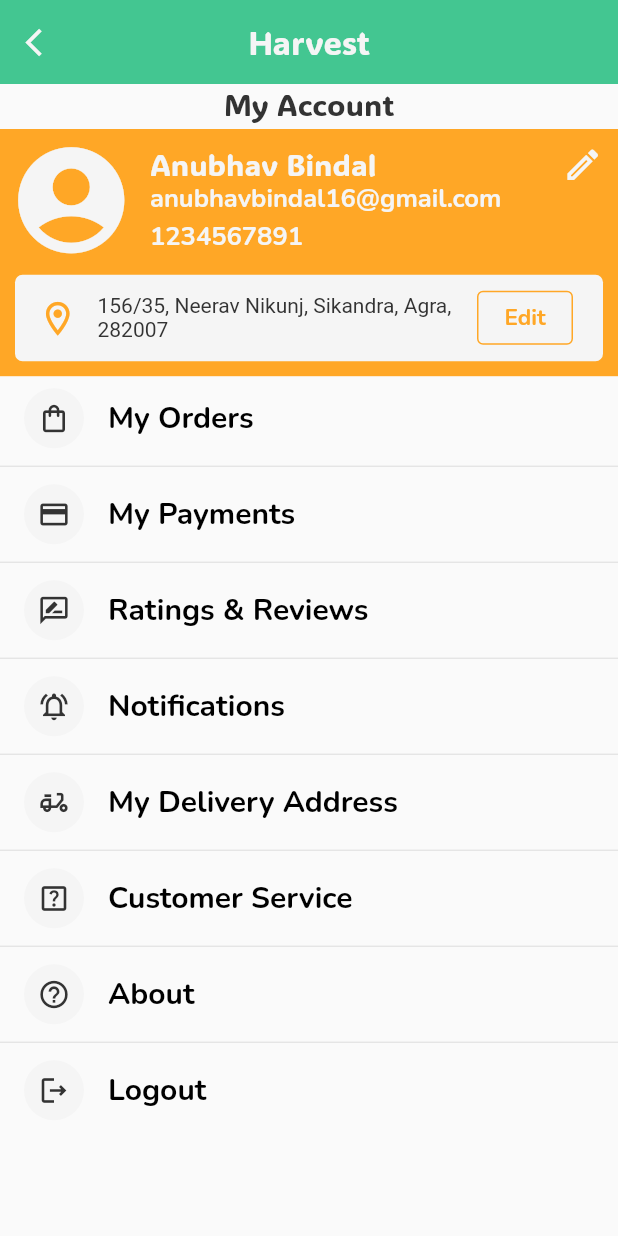
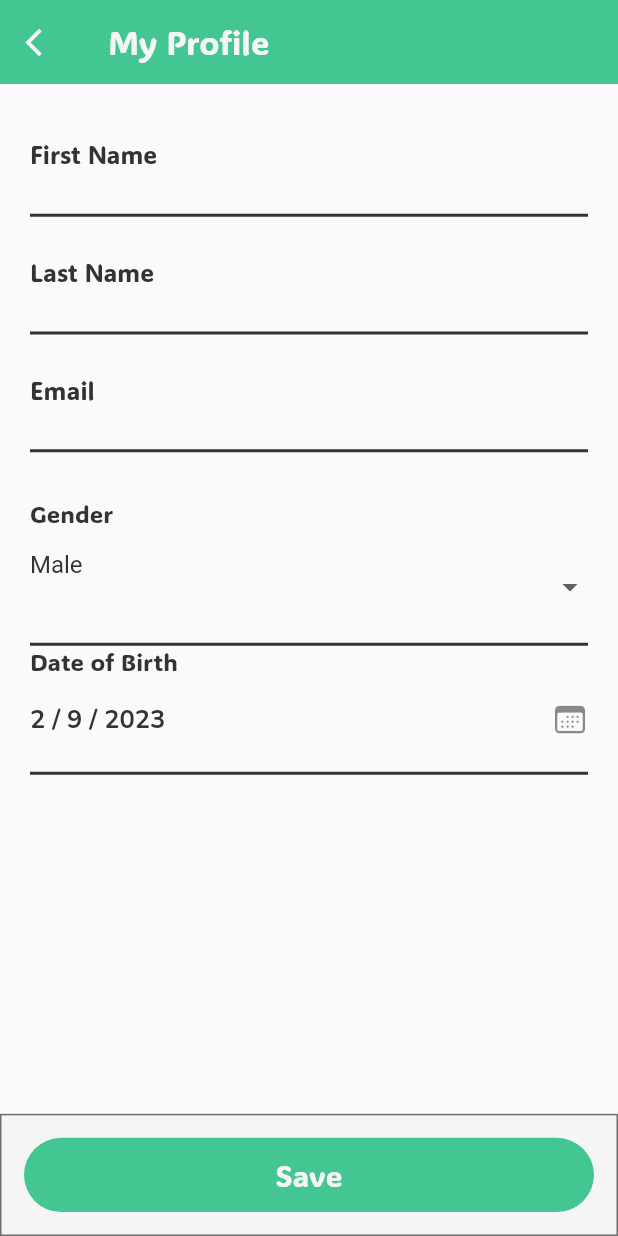
Before and after one commit to anubhav-18/Harvest, a Flutter app: the ProfileDash screen opened by its route, after a tap on the "edit" icon, on a phone screen of 412 x 824 dp. Run offline on Flutter 3.47's test engine with Material 2 defaults, Android fonts, the phone set to English and light mode, and no system bars; our stand-ins replace get, pinput.

Commit message:
editProfile

```diff
--- a/lib/constants/colour.dart
+++ b/lib/constants/colour.dart
@@ -11,3 +11,4 @@ const blackclr = Colors.black ;
 const darkBlue = Color(0xff00003f);
 const greyclr = Colors.grey;
 const yellowclr = Colors.yellow;
+const redclr = Colors.red ;
--- a/lib/views/Address_view/saved_address.dart
+++ b/lib/views/Address_view/saved_address.dart
@@ -99,7 +99,7 @@ class _SavedAddressState extends State<SavedAddress> {
                                     text: TextSpan(
                                       text: fullAddress[index],
                                       style: const TextStyle(
-                                        fontWeight: FontWeight.bold,
+                                        // fontWeight: FontWeight.bold,
                                         fontSize: 12,
                                         color: textIcons,
                                       ),
@@ -112,7 +112,8 @@ class _SavedAddressState extends State<SavedAddress> {
                           ),
                           Text( ('Phone: ${phoneAddress[index]}'),
                             style: const TextStyle(
-                              fontFamily: 'ADLaMDisplay',
+                              // fontFamily: 'ADLaMDisplay',
+                              fontWeight: FontWeight.bold,
                               fontSize: 12,
                               color: textIcons,
                             ),
@@ -165,6 +166,7 @@ class _SavedAddressState extends State<SavedAddress> {
           ),
         ),
       ),
+
     );
   }
 }
--- a/lib/views/order_view/orderPage.dart
+++ b/lib/views/order_view/orderPage.dart
@@ -193,6 +193,7 @@ class _MyOrdersState extends State<MyOrders> {
                     )),
               ),
             )
+
           ],
         ),
       ),
--- /dev/null
+++ b/lib/views/profile_view/ReuseWidgets/customTextField.dart
@@ -0,0 +1,48 @@
+import 'package:flutter/material.dart';
+import 'package:grocers/constants/colour.dart';
+
+class ReuseTextField extends StatelessWidget {
+  final String labelText;
+  final String placeholder;
+  final bool isPasswordTextField;
+  const ReuseTextField(
+      {super.key,
+      required this.labelText,
+      required this.placeholder,
+      required this.isPasswordTextField});
+
+  @override
+  Widget build(BuildContext context) {
+    return Padding(
+      padding: const EdgeInsets.only(bottom: 30),
+      child: TextFormField(
+        decoration: InputDecoration(
+            enabledBorder: const UnderlineInputBorder(
+                borderSide: BorderSide(
+                    color: textIcons, width: 2, style: BorderStyle.solid)),
+            focusedBorder: const UnderlineInputBorder(
+                borderSide: BorderSide(
+                    color: mainBckgrnd, width: 2, style: BorderStyle.solid)),
+            errorBorder: const UnderlineInputBorder(
+                borderSide: BorderSide(
+                    color: redclr, width: 2, style: BorderStyle.solid)),
+            suffixIcon: isPasswordTextField
+                ? IconButton(
+                    icon: const Icon(Icons.remove_red_eye, color: Colors.grey),
+                    onPressed: () {})
+                : null,
+            contentPadding: const EdgeInsets.only(bottom: 5),
+            labelText: labelText,
+            labelStyle: const TextStyle(
+                color: textIcons, fontFamily: 'ADLaMDisplay', fontSize: 22),
+            floatingLabelBehavior: FloatingLabelBehavior.always,
+            hintText: placeholder,
+            hintStyle: const TextStyle(
+              fontSize: 18,
+              fontFamily: 'ADLaMDisplay',
+              color: Colors.grey,
+            )),
+      ),
+    );
+  }
+}
--- /dev/null
+++ b/lib/views/profile_view/edit_profile.dart
@@ -0,0 +1,226 @@
+import 'package:flutter/cupertino.dart';
+import 'package:flutter/material.dart';
+import 'package:get/get.dart';
+import 'package:grocers/constants/colour.dart';
+import 'package:grocers/views/profile_view/ReuseWidgets/customTextField.dart';
+import 'package:intl/intl.dart';
+
+class EditProfile extends StatefulWidget {
+  const EditProfile({super.key});
+
+  @override
+  State<EditProfile> createState() => _EditProfileState();
+}
+
+class _EditProfileState extends State<EditProfile> {
+  late DateTime pickedDate = DateTime.now();
+
+  // void initState() {
+  //   super.initState();
+  //   pickedDate = _pickDate() ;
+  // }
+
+  @override
+  Widget build(BuildContext context) {
+    var height = MediaQuery.of(context).size.height;
+    var width = MediaQuery.of(context).size.width;
+    return Scaffold(
+      appBar: AppBar(
+        elevation: 0,
+        automaticallyImplyLeading: false,
+        backgroundColor: mainBckgrnd,
+        leading: GestureDetector(
+          onTap: () => Get.back(),
+          child: const Icon(
+            Icons.arrow_back_ios,
+            size: 22,
+            color: nuetralBck,
+          ),
+        ),
+        title: const Text(
+          'My Profile',
+          style: TextStyle(
+            fontSize: 22,
+            color: nuetralBck,
+            fontFamily: 'ADLaMDisplay',
+          ),
+        ),
+      ),
+      body: Container(
+        margin: const EdgeInsets.all(20),
+        child: GestureDetector(
+            onTap: () {
+              FocusScope.of(context).unfocus();
+            },
+            child: ListView(
+              children: [
+                const SizedBox(height: 20),
+                const ReuseTextField(
+                    labelText: "First Name",
+                    placeholder: "",
+                    isPasswordTextField: false),
+                const ReuseTextField(
+                    labelText: "Last Name",
+                    placeholder: "",
+                    isPasswordTextField: false),
+                const ReuseTextField(
+                    labelText: "Email",
+                    placeholder: "",
+                    isPasswordTextField: false),
+                const Text(
+                  'Gender',
+                  style: TextStyle(
+                      color: textIcons,
+                      fontFamily: 'ADLaMDisplay',
+                      fontSize: 16),
+                ),
+                const DropDownGender(),
+                const Text(
+                  'Date of Birth',
+                  style: TextStyle(
+                      color: textIcons,
+                      fontFamily: 'ADLaMDisplay',
+                      fontSize: 16),
+                ),
+                ListTile(
+                  textColor: textIcons,
+                  contentPadding: EdgeInsets.zero,
+                  title: Text(
+                    "${pickedDate.day} / ${pickedDate.month} / ${pickedDate.year}",
+                    style: const TextStyle(
+                        fontSize: 17, fontWeight: FontWeight.bold),
+                  ),
+                  trailing: const Icon(CupertinoIcons.calendar),
+                  onTap: _pickDate,
+                ),
+                const Divider(
+                  thickness: 2,
+                  color: textIcons,
+                ),
+                // Expanded(
+                //   child: Align(
+                //     alignment: Alignment.bottomCenter,
+                //     child: ElevatedButton(
+                //         onPressed: () {},
+                //         style: ElevatedButton.styleFrom(
+                //             fixedSize: Size(width * 0.9, height * 0.065),
+                //             backgroundColor: mainBckgrnd,
+                //             elevation: 0,
+                //             shape: RoundedRectangleBorder(
+                //                 borderRadius: BorderRadius.circular(25))),
+                //         child: const Text(
+                //           'Explore Products',
+                //           style: TextStyle(
+                //             fontSize: 22,
+                //             fontFamily: 'ADLaMDisplay',
+                //           ),
+                //         )),
+                //   ),
+                // )
+              ],
+            )),
+      ),
+      bottomNavigationBar: Material(
+        color: nuetralBck,
+        child: Container(
+          decoration: BoxDecoration(
+              border: Border.all(color: textIcons.withOpacity(0.7))),
+          child: Padding(
+            padding: const EdgeInsets.all(15),
+            child: GestureDetector(
+              onTap: () => Get.toNamed('/addAddress'),
+              child: Container(
+                decoration: const BoxDecoration(
+                  color: mainBckgrnd,
+                  borderRadius: BorderRadius.all(Radius.circular(25)),
+                  // border: Border.all(color: blackclr.withOpacity(0.5))
+                ),
+                height: height*0.06,
+                width: double.infinity,
+                child: const Align(
+                  alignment: Alignment.center,
+                  child: Text(
+                    'Save',
+                    style: TextStyle(
+                      fontFamily: 'ADLaMDisplay',
+                      fontSize: 20,
+                      color: nuetralBck,
+                    ),
+                  ),
+                ),
+              ),
+            ),
+          ),
+        ),
+      ),
+    );
+  }
+
+  _pickDate() async {
+    DateTime? date = await showDatePicker(
+      context: context,
+      firstDate: DateTime(1970),
+      lastDate: DateTime(2024),
+      initialDate: pickedDate,
+    );
+    if (date != null) {
+      setState(() {
+        pickedDate = date;
+      });
+    }
+  }
+}
+
+class DropDownGender extends StatefulWidget {
+  const DropDownGender({super.key});
+
+  @override
+  State<DropDownGender> createState() => _DropDownGenderState();
+}
+
+class _DropDownGenderState extends State<DropDownGender> {
+  String selectedValue = 'Male';
+  @override
+  Widget build(BuildContext context) {
+    return DropdownButtonFormField(
+      borderRadius: BorderRadius.circular(5),
+      value: selectedValue,
+      items: const [
+        DropdownMenuItem(
+          value: "Male",
+          child: Text('Male'),
+        ),
+        DropdownMenuItem(
+          value: "Female",
+          child: Text('Female'),
+        ),
+        DropdownMenuItem(
+          value: "Others",
+          child: Text('Others'),
+        ),
+        DropdownMenuItem(
+          value: "Unspecified",
+          child: Text('Unspecified'),
+        ),
+      ],
+      onChanged: (String? newValue) {
+        setState(() {
+          selectedValue = newValue!;
+        });
+      },
+      style: const TextStyle(color: textIcons, fontSize: 16),
+      padding: const EdgeInsets.only(bottom: 30),
+      decoration: const InputDecoration(
+        enabledBorder: UnderlineInputBorder(
+            borderSide: BorderSide(
+                color: textIcons, width: 2, style: BorderStyle.solid)),
+        focusedBorder: UnderlineInputBorder(
+            borderSide: BorderSide(
+                color: mainBckgrnd, width: 2, style: BorderStyle.solid)),
+        errorBorder: UnderlineInputBorder(
+            borderSide:
+                BorderSide(color: redclr, width: 2, style: BorderStyle.solid)),
+      ),
+    );
+  }
+}
--- a/lib/views/profile_view/profile_dashboard.dart
+++ b/lib/views/profile_view/profile_dashboard.dart
@@ -97,7 +97,7 @@ class _ProfileDashState extends State<ProfileDash> {
                     top: 10,
                     right: 10,
                     child: GestureDetector(
-                      onTap: () {},
+                      onTap: () => Get.toNamed('/editProfile'),
                       child: const Icon(
                         Icons.edit_outlined,
                         color: nuetralBck,
--- a/pubspec.yaml
+++ b/pubspec.yaml
@@ -37,6 +37,8 @@ dependencies:
   cupertino_icons: ^1.0.2
   get: ^4.6.5
   pinput: ^2.2.31
+  intl: ^0.18.1
+  dropdown_button2: ^2.3.9
 
 dev_dependencies:
   flutter_test:
```
Also changed, not shown: lib/main.dart (+9 -1 lines), lib/views/Address_view/add_new_address.dart (renamed from lib/views/Address_view/add_address_page.dart, +56 -34 lines), pubspec.lock.
